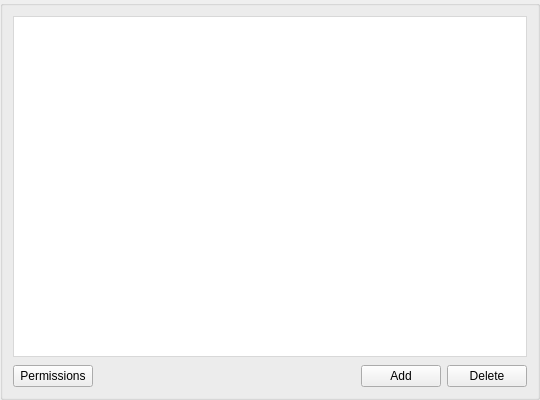
First picture: the form in src/MEGASync/gui/win/RemoteItemUi.ui, repository meganz/MEGAsync, before the edit.
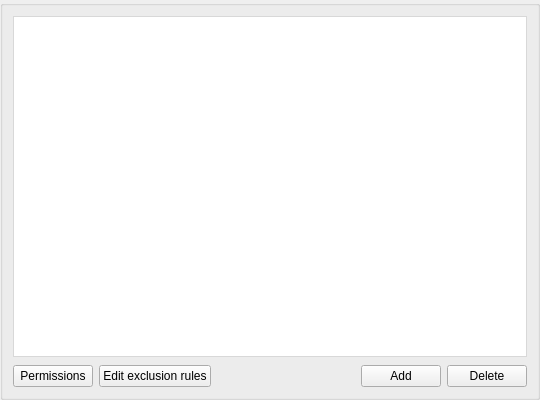
Second picture: the form after the edit.

What changed in the file:
```diff
--- a/src/MEGASync/gui/win/RemoteItemUi.ui
+++ b/src/MEGASync/gui/win/RemoteItemUi.ui
@@ -164,6 +164,22 @@
            </property>
           </widget>
          </item>
+         <item>
+          <widget class="QPushButton" name="bEditExclusions">
+           <property name="cursor">
+            <cursorShape>PointingHandCursor</cursorShape>
+           </property>
+           <property name="focusPolicy">
+            <enum>Qt::StrongFocus</enum>
+           </property>
+           <property name="text">
+            <string>Edit exclusion rules</string>
+           </property>
+           <property name="autoDefault">
+            <bool>false</bool>
+           </property>
+          </widget>
+         </item>
          <item>
           <spacer name="hSpacer">
            <property name="orientation">
```
